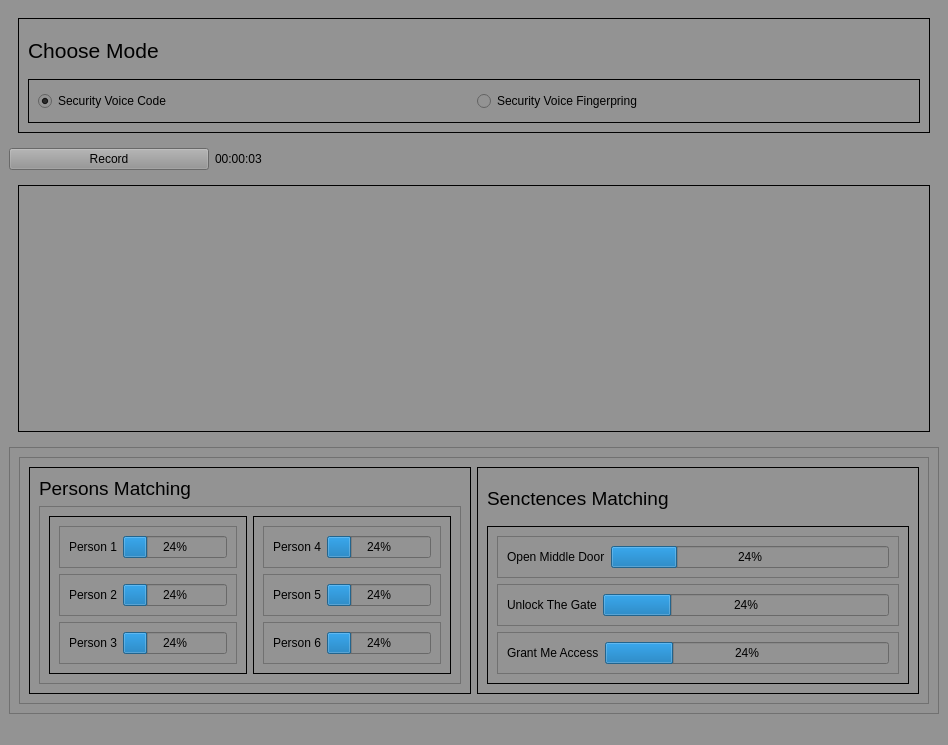
Before: the Qt Designer form GUI.ui in shehab400/Security-Voice-code-Access, drawn with Qt 5.
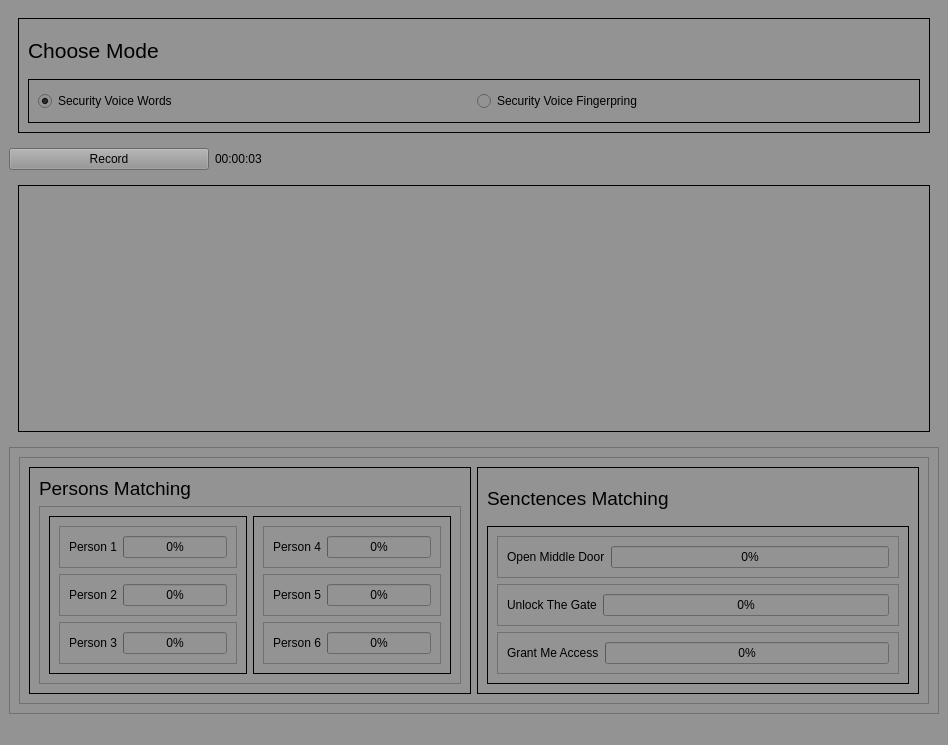
After: the same form once the commit is applied. Icons and pictures are not drawn.

```diff
--- a/GUI.ui
+++ b/GUI.ui
@@ -139,7 +139,7 @@
                       <item>
                        <widget class="QProgressBar" name="progressBar_16">
                         <property name="value">
-                         <number>24</number>
+                         <number>0</number>
                         </property>
                        </widget>
                       </item>
@@ -165,7 +165,7 @@
                       <item>
                        <widget class="QProgressBar" name="progressBar_17">
                         <property name="value">
-                         <number>24</number>
+                         <number>0</number>
                         </property>
                        </widget>
                       </item>
@@ -191,7 +191,7 @@
                       <item>
                        <widget class="QProgressBar" name="progressBar_18">
                         <property name="value">
-                         <number>24</number>
+                         <number>0</number>
                         </property>
                        </widget>
                       </item>
@@ -232,7 +232,7 @@
                       <item>
                        <widget class="QProgressBar" name="progressBar_20">
                         <property name="value">
-                         <number>24</number>
+                         <number>0</number>
                         </property>
                        </widget>
                       </item>
@@ -258,7 +258,7 @@
                       <item>
                        <widget class="QProgressBar" name="progressBar_21">
                         <property name="value">
-                         <number>24</number>
+                         <number>0</number>
                         </property>
                        </widget>
                       </item>
@@ -284,7 +284,7 @@
                       <item>
                        <widget class="QProgressBar" name="progressBar_22">
                         <property name="value">
-                         <number>24</number>
+                         <number>0</number>
                         </property>
                        </widget>
                       </item>
@@ -355,7 +355,7 @@
                    <item>
                     <widget class="QProgressBar" name="progressBar_13">
                      <property name="value">
-                      <number>24</number>
+                      <number>0</number>
                      </property>
                     </widget>
                    </item>
@@ -381,7 +381,7 @@
                    <item>
                     <widget class="QProgressBar" name="progressBar_14">
                      <property name="value">
-                      <number>24</number>
+                      <number>0</number>
                      </property>
                     </widget>
                    </item>
@@ -407,7 +407,7 @@
                    <item>
                     <widget class="QProgressBar" name="progressBar_15">
                      <property name="value">
-                      <number>24</number>
+                      <number>0</number>
                      </property>
                     </widget>
                    </item>
@@ -479,7 +479,7 @@
              <item>
               <widget class="QRadioButton" name="radioButton">
                <property name="text">
-                <string>Security Voice Code</string>
+                <string>Security Voice Words</string>
                </property>
                <property name="checked">
                 <bool>true</bool>
```
